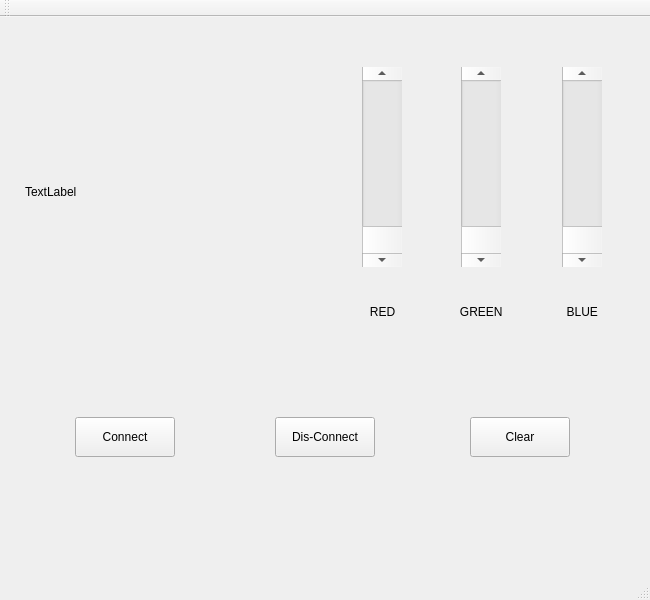
First picture: the form in 21162_CGL/assgn04-1/mainwindow.ui, repository aditya332/SE_SEM2, before the edit.
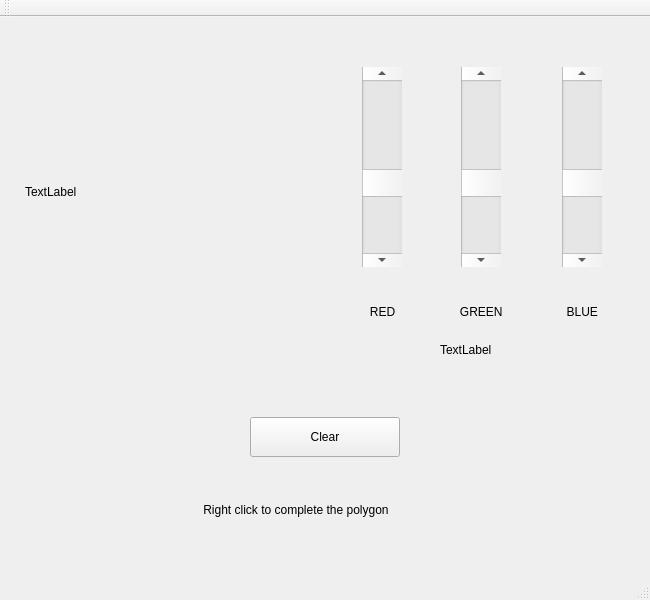
Second picture: the form after the edit.

```diff
--- a/21162_CGL/assgn04-1/mainwindow.ui
+++ b/21162_CGL/assgn04-1/mainwindow.ui
@@ -35,6 +35,12 @@
     <property name="styleSheet">
      <string notr="true"/>
     </property>
+    <property name="maximum">
+     <number>255</number>
+    </property>
+    <property name="sliderPosition">
+     <number>100</number>
+    </property>
     <property name="orientation">
      <enum>Qt::Vertical</enum>
     </property>
@@ -54,6 +60,12 @@
       <height>200</height>
      </rect>
     </property>
+    <property name="maximum">
+     <number>255</number>
+    </property>
+    <property name="sliderPosition">
+     <number>100</number>
+    </property>
     <property name="orientation">
      <enum>Qt::Vertical</enum>
     </property>
@@ -79,6 +91,9 @@
     <property name="singleStep">
      <number>0</number>
     </property>
+    <property name="sliderPosition">
+     <number>100</number>
+    </property>
     <property name="orientation">
      <enum>Qt::Vertical</enum>
     </property>
@@ -141,38 +156,12 @@
      <string>     BLUE</string>
     </property>
    </widget>
-   <widget class="QPushButton" name="pushButton">
-    <property name="geometry">
-     <rect>
-      <x>75</x>
-      <y>400</y>
-      <width>100</width>
-      <height>40</height>
-     </rect>
-    </property>
-    <property name="text">
-     <string>Connect</string>
-    </property>
-   </widget>
-   <widget class="QPushButton" name="pushButton_2">
-    <property name="geometry">
-     <rect>
-      <x>275</x>
-      <y>400</y>
-      <width>100</width>
-      <height>40</height>
-     </rect>
-    </property>
-    <property name="text">
-     <string>Dis-Connect</string>
-    </property>
-   </widget>
    <widget class="QPushButton" name="pushButton_3">
     <property name="geometry">
      <rect>
-      <x>470</x>
+      <x>250</x>
       <y>400</y>
-      <width>100</width>
+      <width>150</width>
       <height>40</height>
      </rect>
     </property>
@@ -180,6 +169,32 @@
      <string>Clear</string>
     </property>
    </widget>
+   <widget class="QLabel" name="label_5">
+    <property name="geometry">
+     <rect>
+      <x>440</x>
+      <y>320</y>
+      <width>100</width>
+      <height>25</height>
+     </rect>
+    </property>
+    <property name="text">
+     <string>TextLabel</string>
+    </property>
+   </widget>
+   <widget class="QLabel" name="label_6">
+    <property name="geometry">
+     <rect>
+      <x>200</x>
+      <y>475</y>
+      <width>250</width>
+      <height>35</height>
+     </rect>
+    </property>
+    <property name="text">
+     <string> Right click to complete the polygon</string>
+    </property>
+   </widget>
   </widget>
   <widget class="QMenuBar" name="menuBar">
    <property name="geometry">
```
Left out of the diff: 2 changed lines with no effect on the pictures.
